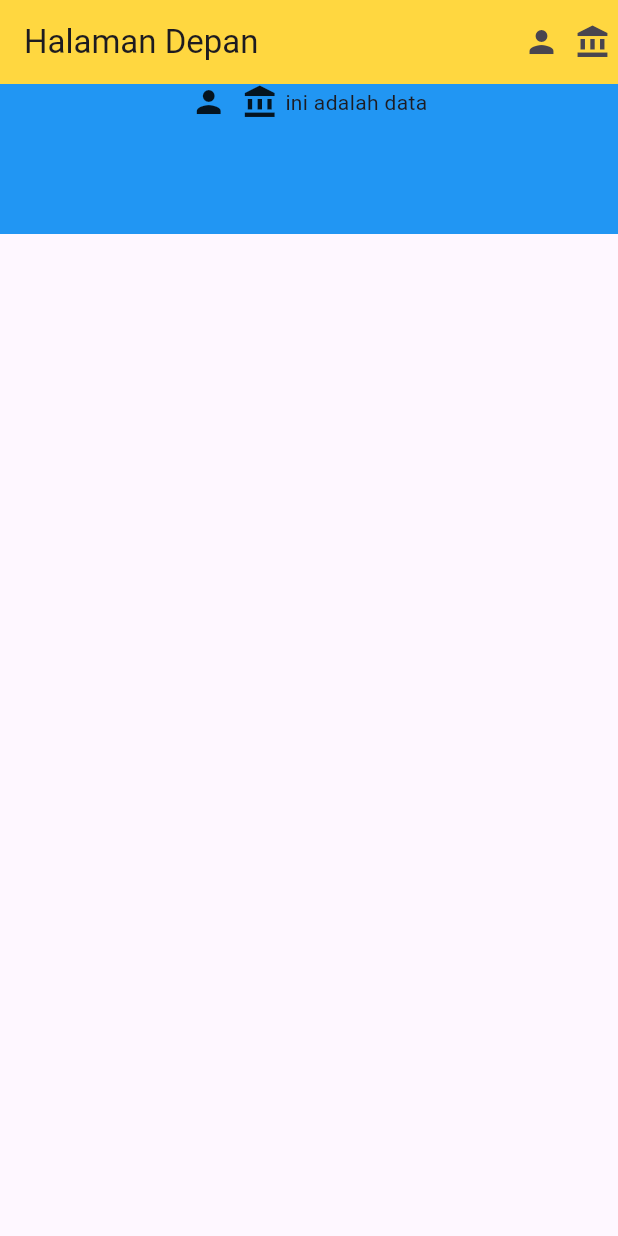
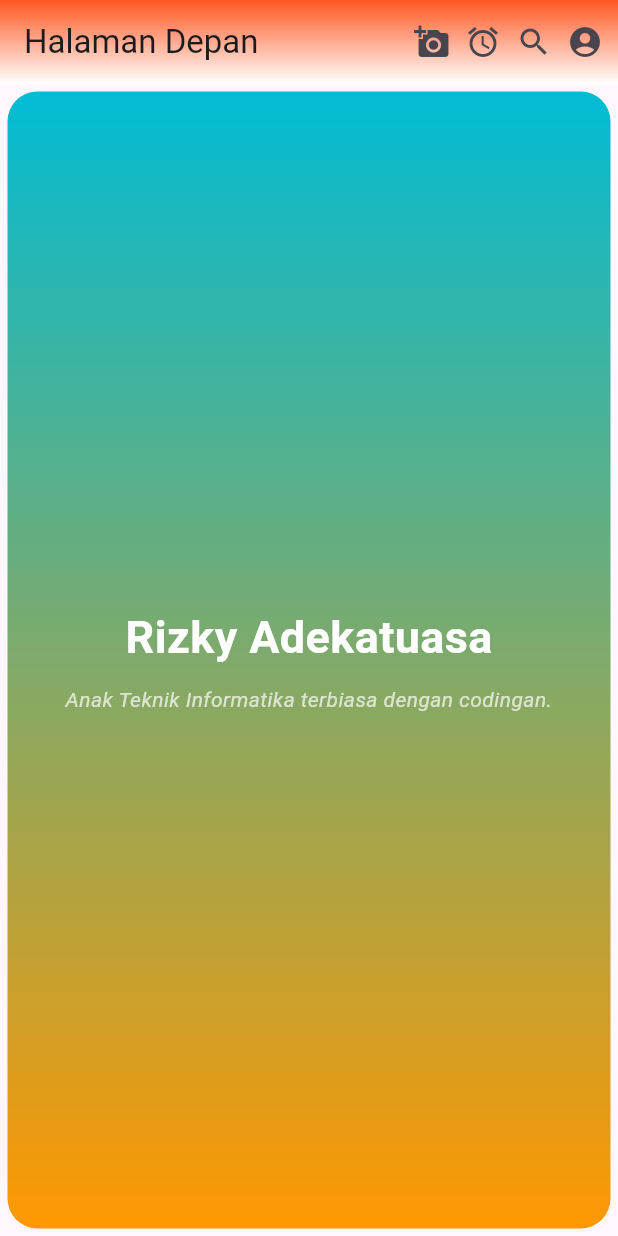
Before and after one commit to kidev14/tugas_week5_1123150137, a Flutter app: the screen it shows after launch, on a phone screen of 412 x 824 dp. Run offline on Flutter 3.47's test engine with Material 3 defaults, Android fonts, the phone set to English and light mode, and no system bars.

Commit message:
menambahkan nama

```diff
--- a/lib/main.dart
+++ b/lib/main.dart
@@ -1,54 +1,108 @@
 import 'package:flutter/material.dart';
 
-void main () {
-  runApp(const MyApp());
-
+void main() {
+  runApp(MyApp());
 }
 
 class MyApp extends StatelessWidget {
-  const MyApp ({super.key});
+  const MyApp({super.key});
 
   @override
-Widget build(BuildContext context ) {
+  Widget build(BuildContext context) {
     return MaterialApp(
-    title: "latihan container",
+      title: "Latihan Container",
       debugShowCheckedModeBanner: false,
       home: Halaman(),
     );
   }
 }
-// pages
+
 class Halaman extends StatelessWidget {
   const Halaman({super.key});
 
   @override
-  Widget build(BuildContext context ) {
+  Widget build(BuildContext context) {
     return Scaffold(
       appBar: AppBar(
-      backgroundColor: Colors.amberAccent ,
-    title: Text('Halaman Depan'),
-
+        backgroundColor: Colors.deepOrange,
+        title: Text("Halaman Depan"),
         actions: [
-      Icon(Icons.person),
+          Icon(Icons.add_a_photo),
           SizedBox(width: 10),
-      Icon(Icons.account_balance),
-      SizedBox(width: 5),
+          Icon( Icons.access_alarm),
+          SizedBox(width: 10),
+          Icon(Icons.search),
+          SizedBox(width: 10),
+          Icon(Icons.account_circle),
+          SizedBox(width: 10),
+        ],
+        flexibleSpace: Container(
+        decoration: const BoxDecoration(
+        gradient: LinearGradient(
+        begin: Alignment.topCenter,
+        end: Alignment.bottomCenter,
+        colors: [
+          Colors.deepOrange, // warna atas
+          Colors.white,      // warna bawah
         ],
       ),
+    ),
+      )
+      ),
       body: Container(
-        width: double.infinity,
-        height: 100,
-        color: Colors.blue,
-        alignment: Alignment.topCenter,
-        child: Row(
+        margin: EdgeInsets.all(5),
+        // width: double.infinity,
+        // height: double.infinity,
+        // color: Colors.blueGrey,
+        alignment: Alignment.center,
+
+        // child: Row(
+        //   mainAxisAlignment: MainAxisAlignment.center,
+        //   children: [
+        //     Icon(Icons.home_repair_service),
+        //     SizedBox(width: 10),
+        //     Icon(Icons.account_balance),
+        //     SizedBox(width: 10),
+        //     Text("Ini adalah data")
+        //   ],
+        // ),
+        padding: EdgeInsets.all(20),
+        decoration: BoxDecoration(
+        color: Colors.cyan,
+        borderRadius: BorderRadius.circular(20),
+        gradient: LinearGradient(
+           begin: Alignment.topCenter,
+          end: Alignment.bottomCenter,
+          colors: [
+            Colors.cyan,
+            Colors.orange
+            ],
+
+        ),
+      ),
+      child: Column(
     mainAxisAlignment: MainAxisAlignment.center,
     children: [
-          Icon(Icons.person),
-          SizedBox(width: 10),
-          Icon(Icons.account_balance),
-          SizedBox(width: 5),
-          Text("ini adalah data"),
-       ],)
+      Text(
+        "Rizky Adekatuasa",
+        style: TextStyle(
+          fontSize: 30,
+          fontWeight: FontWeight.bold,
+          color: Colors.white,
+        ),
+      ),
+      SizedBox(height: 10),
+      Text(
+        "Anak Teknik Informatika terbiasa dengan codingan.",
+        style: TextStyle(
+          fontStyle: FontStyle.italic,
+          color: Colors.white70,
+          fontSize: 14,
+        ),
+        textAlign: TextAlign.center,
+      ),
+    ],
+  ),
 ),
     );
   }
```
Lines whose indentation alone changed are shown as unchanged.
